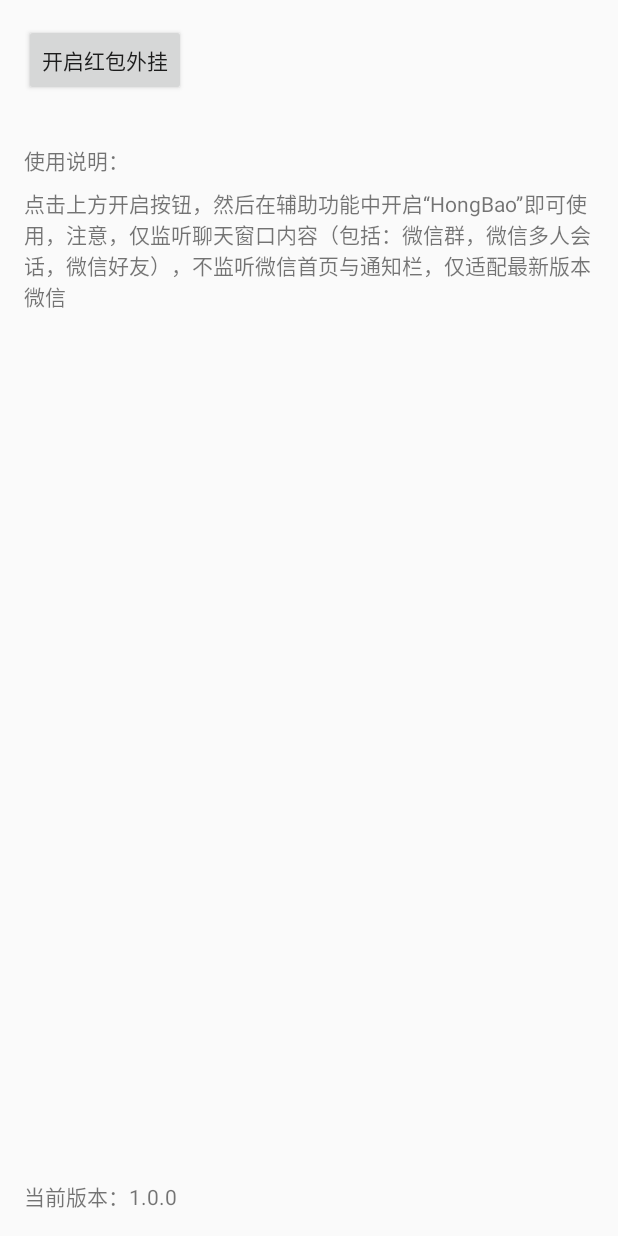
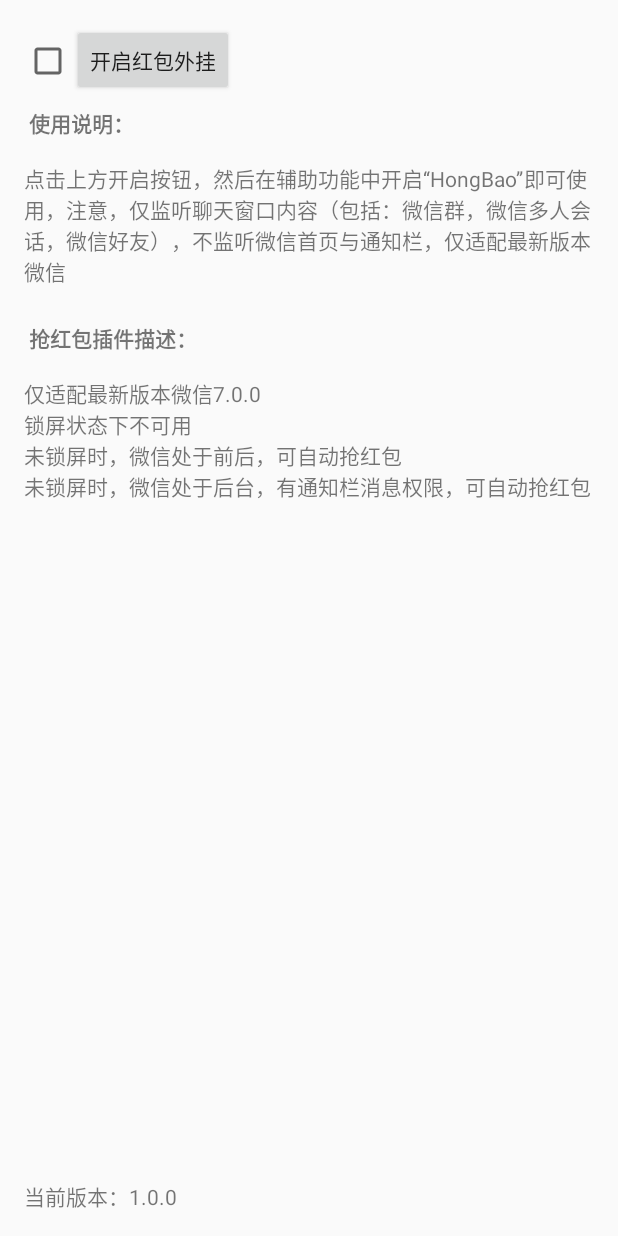
Before and after one commit to l376571926/WeChatHongBao, an Android app: the layout activity_main.xml on its own in the app's theme, with its tools: preview values and no code run, on a phone screen of 412 x 824 dp. Run offline under Robolectric (Android 15) with nearby library versions, the phone set to English and light mode, and no system bars.

Commit message:
添加后台抢红包功能

```diff
--- a/app/build.gradle
+++ b/app/build.gradle
@@ -15,7 +15,7 @@ android {
         minSdkVersion 18
         targetSdkVersion 28
         versionCode 1
-        versionName "1.0.0-alpha-6"
+        versionName "1.0.0-alpha-7"
         signingConfig signingConfigs.config
     }
     buildTypes {
--- a/app/src/main/res/layout/activity_main.xml
+++ b/app/src/main/res/layout/activity_main.xml
@@ -7,23 +7,35 @@
     android:padding="16dp"
     tools:context=".MainActivity">
 
-    <Button
-        android:id="@+id/setting"
-        android:layout_width="wrap_content"
-        android:layout_height="wrap_content"
-        android:text="开启红包外挂" />
+    <LinearLayout
+        android:layout_width="match_parent"
+        android:layout_height="wrap_content">
 
-    <TextView
-        android:layout_width="wrap_content"
-        android:layout_height="wrap_content"
-        android:layout_marginTop="32dp"
-        android:text="使用说明：" />
+        <CheckBox
+            android:id="@+id/status"
+            android:layout_width="wrap_content"
+            android:layout_height="wrap_content"
+            android:clickable="false" />
+
+        <Button
+            android:id="@+id/setting"
+            android:layout_width="wrap_content"
+            android:layout_height="wrap_content"
+            android:text="开启红包外挂" />
+    </LinearLayout>
+
 
     <TextView
         android:layout_width="wrap_content"
         android:layout_height="wrap_content"
         android:layout_marginTop="8dp"
-        android:text="点击上方开启按钮，然后在辅助功能中开启“HongBao”即可使用，注意，仅监听聊天窗口内容（包括：微信群，微信多人会话，微信好友），不监听微信首页与通知栏，仅适配最新版本微信" />
+        android:text="@string/string_main_activity_text_1" />
+
+    <TextView
+        android:layout_width="match_parent"
+        android:layout_height="wrap_content"
+        android:layout_marginTop="24dp"
+        android:text="@string/accessibility_service_config_description" />
 
     <android.support.v4.widget.Space
         android:layout_width="wrap_content"
--- a/app/src/main/res/values/strings.xml
+++ b/app/src/main/res/values/strings.xml
@@ -1,5 +1,17 @@
 <resources>
     <string name="app_name">HongBao</string>
     <string name="file_provider_authorities">group.tonight.hongbao.FileProvider</string>
-    <string name="accessibility_service_config_description">抢红包插件描述：仅适配最新版本微信7.0.0</string>
+    <string name="accessibility_service_config_description">
+        <b>抢红包插件描述：</b>
+        \n
+        \n仅适配最新版本微信7.0.0
+        \n锁屏状态下不可用
+        \n未锁屏时，微信处于前后，可自动抢红包
+        \n未锁屏时，微信处于后台，有通知栏消息权限，可自动抢红包
+    </string>
+    <string name="string_main_activity_text_1">
+        <b>使用说明：</b>
+        \n
+        \n点击上方开启按钮，然后在辅助功能中开启“HongBao”即可使用，注意，仅监听聊天窗口内容（包括：微信群，微信多人会话，微信好友），不监听微信首页与通知栏，仅适配最新版本微信
+    </string>
 </resources>
```
Also changed, not shown: app/src/main/java/group/tonight/hongbao/HongBaoAccessibilityService.java (+29 -1 lines), app/src/main/java/group/tonight/hongbao/MainActivity.java (+43 -0 lines).
